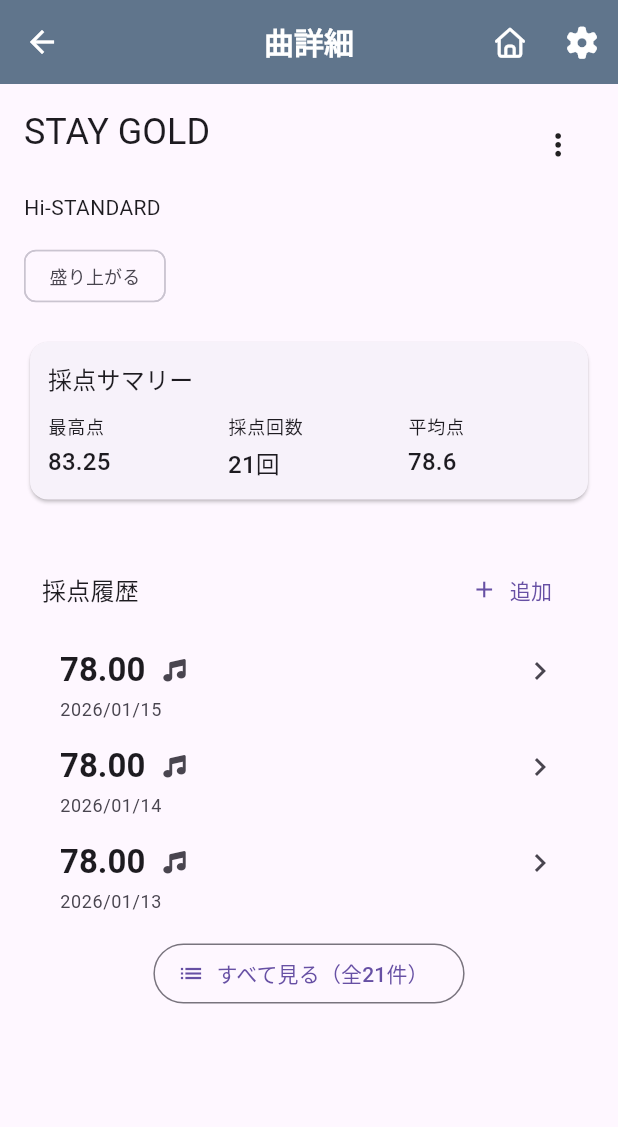
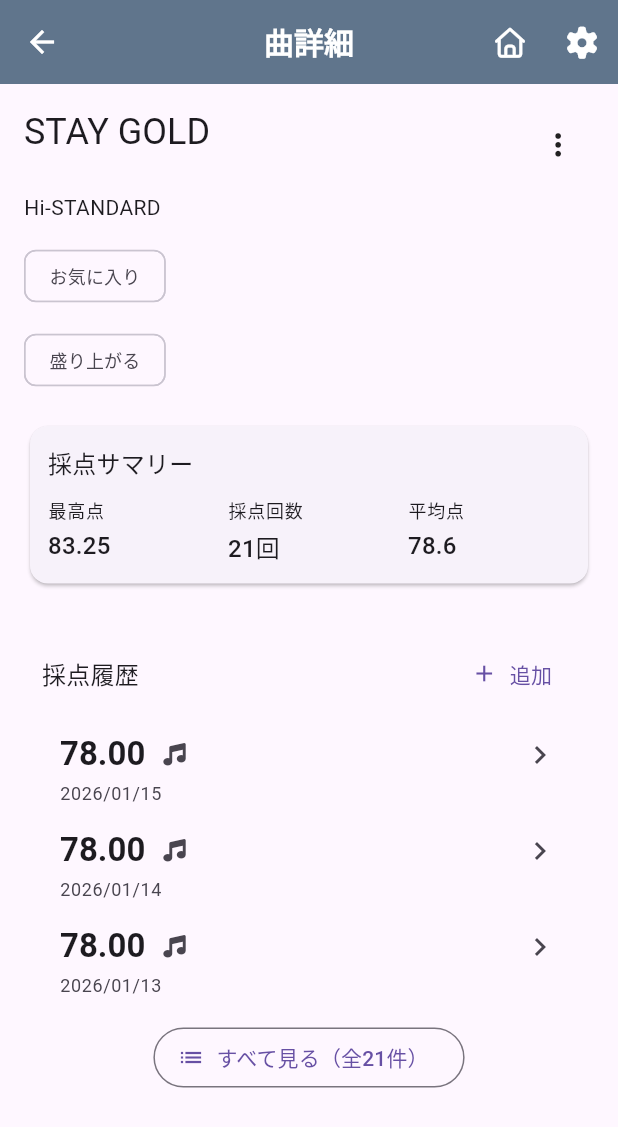
Before and after one commit to kawamata-natsuki/utamemo_app, a Flutter app: the screen it shows after launch, after a tap on "STAY GOLD", on a phone screen of 412 x 824 dp. Shown: the top 1127 px of the screen. Run offline on Flutter 3.47's test engine with Material 3 defaults, Android fonts, the phone set to English and light mode, and no system bars; our stand-ins replace firebase_core, firebase_crashlytics, font_awesome_flutter; accounts and stored records are empty.

Commit message:
feat: 曲詳細画面に曲ステータス表示機能を追加 (#21)
- 曲ステータスを表示するためのUIコンポーネントを追加し、Chipを使用して各ステータスを表示
- ステータスが存在する場合のみ表示されるように条件分岐を実装

```diff
--- a/lib/presentation/screens/song_detail/song_detail_page.dart
+++ b/lib/presentation/screens/song_detail/song_detail_page.dart
@@ -5,6 +5,7 @@ import 'package:font_awesome_flutter/font_awesome_flutter.dart';
 
 import 'package:utamemo_app/data/repositories/song/song_repository.dart';
 import 'package:utamemo_app/domain/model/song.dart';
+import 'package:utamemo_app/domain/model/song_status.dart';
 
 import 'package:utamemo_app/presentation/screens/song_detail/song_detail_controller.dart';
 import 'package:utamemo_app/presentation/screens/song_edit/song_edit_page.dart';
@@ -152,6 +153,20 @@ class _SongDetailPageState extends State<SongDetailPage> {
                 ),
               const SizedBox(height: 12),
 
+              // 曲ステータス
+              if (song.statuses.isNotEmpty) ...[
+                Wrap(
+                  spacing: 8,
+                  runSpacing: 8,
+                  children: song.statuses.map((status) {
+                    return Chip(
+                      label: Text(status.label, style: const TextStyle(fontSize: 12)),
+                    );
+                  }).toList(),
+                ),
+                const SizedBox(height: 8),
+              ],
+
               // タグ
               if (song.tags.isNotEmpty) TagsWrap(tags: song.tags),
               const SizedBox(height: 16),
```
